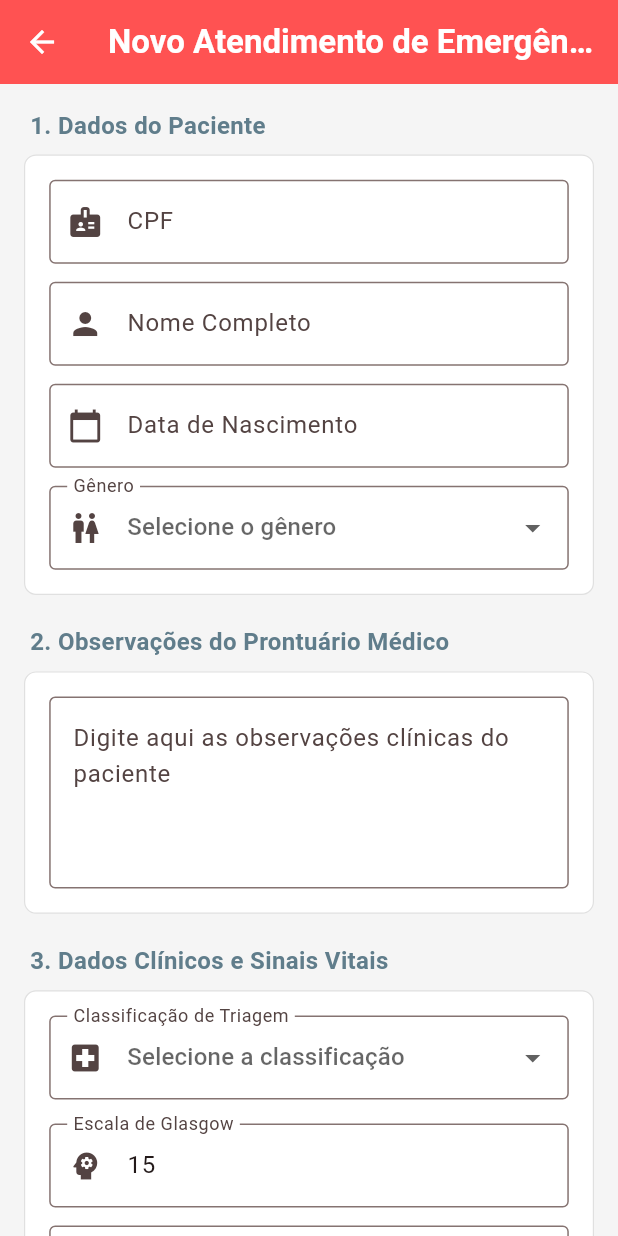
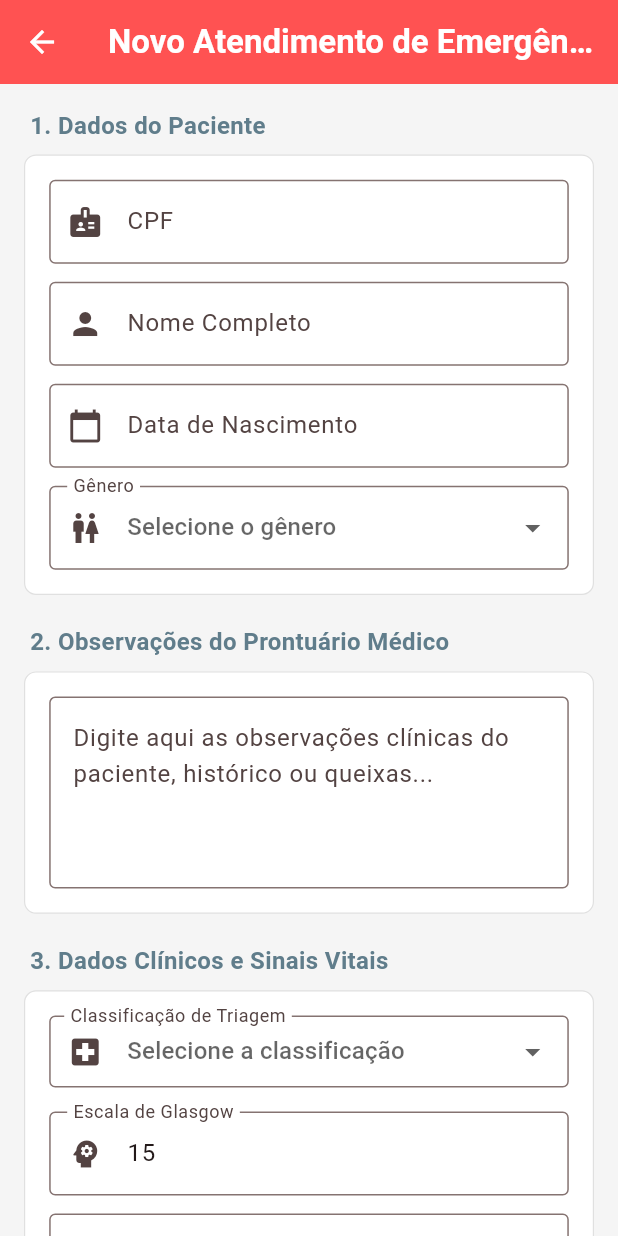
Before and after one commit to Felipe-Marchi/medicalfield_app, a Flutter app: the HomeScreen screen opened directly, after a tap on the "add" icon, on a phone screen of 412 x 824 dp. Run offline on Flutter 3.47's test engine with Material 3 defaults, Android fonts, the phone set to English and light mode, and no system bars; our stand-ins replace shared_preferences, sqflite; accounts and stored records are empty.

Commit message:
Atendimentos

```diff
--- a/lib/models/attendance.dart
+++ b/lib/models/attendance.dart
@@ -84,6 +84,11 @@ class Attendance {
       datetime = json['attendanceDatetime'] as String? ?? datetime;
     }
 
+    // Remove milissegundos para manter padronizada a chave primaria composta (patient_cpf, attendance_datetime)
+    if (datetime.contains('.')) {
+      datetime = datetime.split('.').first;
+    }
+
     return Attendance(
       patientCpf: cpf,
       attendanceDatetime: datetime,
--- a/lib/screens/attendance_form_screen.dart
+++ b/lib/screens/attendance_form_screen.dart
@@ -1,14 +1,18 @@
 import 'dart:convert';
 import 'package:flutter/material.dart';
 import 'package:flutter/services.dart';
+import 'package:http/http.dart' as http;
 import '../models/attendance.dart';
 import '../models/medical_record.dart';
 import '../models/medication.dart';
 import '../models/patient.dart';
+import '../models/sync_request_dto.dart';
 import '../repositories/attendance_repository.dart';
 import '../repositories/medical_record_repository.dart';
 import '../repositories/medication_repository.dart';
 import '../repositories/patient_repository.dart';
+import '../services/api_config.dart';
+import '../services/network_service.dart';
 import '../services/session_service.dart';
 import '../services/sync_service.dart';
 import '../widgets/custom_button.dart';
@@ -80,6 +84,7 @@ class _AttendanceFormScreenState extends State<AttendanceFormScreen> {
   final MedicationRepository _medicationRepository = MedicationRepository();
   final SessionService _sessionService = SessionService();
   final SyncService _syncService = SyncService();
+  final NetworkService _networkService = NetworkService();
 
   // Controladores do Paciente
   final TextEditingController _cpfController = TextEditingController();
@@ -247,7 +252,7 @@ class _AttendanceFormScreenState extends State<AttendanceFormScreen> {
     });
   }
 
-  // Salva o paciente, prontuario e atendimento localmente no SQLite.
+  // Salva o paciente, prontuario e atendimento no SQLite local e envia a API se estiver ONLINE.
   Future<void> _saveAttendance() async {
     if (!_formKey.currentState!.validate()) return;
 
@@ -256,7 +261,7 @@ class _AttendanceFormScreenState extends State<AttendanceFormScreen> {
     });
 
     final String cleanCpf = _cpfController.text.replaceAll(RegExp(r'\D'), '');
-    final String nowIso = DateTime.now().toIso8601String();
+    final String nowIso = DateTime.now().toIso8601String().split('.').first;
     final int activeProfId = (await _sessionService.getActiveProfessionalId()) ?? 1;
 
     try {
@@ -284,7 +289,7 @@ class _AttendanceFormScreenState extends State<AttendanceFormScreen> {
           ? jsonEncode(_selectedMedications)
           : null;
 
-      // 4. Instancia e Salva o Atendimento no SQLite Local (synchronized = false)
+      // 4. Instancia e Salva o Atendimento no SQLite Local (inicialmente synchronized = false)
       final attendance = Attendance(
         patientCpf: cleanCpf,
         attendanceDatetime: nowIso,
@@ -297,9 +302,36 @@ class _AttendanceFormScreenState extends State<AttendanceFormScreen> {
         heartRate: int.tryParse(_hrController.text),
         oxygenSaturation: int.tryParse(_o2Controller.text),
         administeredMedications: medsJson,
-        synchronized: false, // Marcado como pendente de envio para a nuvem
+        synchronized: false,
       );
       await _attendanceRepository.saveAttendance(attendance);
+
+      bool isSyncedNow = false;
+
+      // 5. Se o modo ONLINE estiver ativo, tenta enviar para a API Spring Boot imediatamente
+      if (_networkService.isOnline) {
+        try {
+          final syncDto = SyncRequestDTO(
+            patient: patient,
+            record: record,
+            attendance: attendance,
+          );
+
+          final String syncUrl = '${ApiConfig.baseUrl}/attendances/sync';
+          final response = await http.post(
+            Uri.parse(syncUrl),
+            headers: {'Content-Type': 'application/json'},
+            body: jsonEncode(syncDto.toJson()),
+          ).timeout(const Duration(seconds: 8));
+
+          if (response.statusCode == 200 || response.statusCode == 201) {
+            await _attendanceRepository.markAsSynchronized(cleanCpf, nowIso);
+            isSyncedNow = true;
+          }
+        } catch (_) {
+          // Se houver oscilacao na rede, mantem como pendente no SQLite local sem travar o socorrista
+        }
+      }
 
       // Notifica o app para recarregar as abas reativas
       _syncService.notifyDataChanged();
@@ -307,8 +339,12 @@ class _AttendanceFormScreenState extends State<AttendanceFormScreen> {
       if (!mounted) return;
 
       ScaffoldMessenger.of(context).showSnackBar(
-        const SnackBar(
-          content: Text('Atendimento registrado localmente com sucesso!'),
+        SnackBar(
+          content: Text(
+            isSyncedNow
+                ? 'Atendimento registrado e sincronizado com a nuvem!'
+                : 'Atendimento registrado localmente com sucesso!',
+          ),
           backgroundColor: Colors.green,
         ),
       );
@@ -498,7 +534,7 @@ class _AttendanceFormScreenState extends State<AttendanceFormScreen> {
                   minLines: 4,
                   maxLines: 8,
                   decoration: const InputDecoration(
-                    hintText: 'Digite aqui as observações clínicas do paciente',
+                    hintText: 'Digite aqui as observações clínicas do paciente, histórico ou queixas...',
                     border: OutlineInputBorder(),
                   ),
                 ),
@@ -525,6 +561,7 @@ class _AttendanceFormScreenState extends State<AttendanceFormScreen> {
                         labelText: 'Classificação de Triagem',
                         prefixIcon: Icon(Icons.local_hospital),
                         border: OutlineInputBorder(),
+                        contentPadding: EdgeInsets.symmetric(horizontal: 10, vertical: 12),
                       ),
                       validator: (val) {
                         if (val == null || val.isEmpty) {
@@ -536,75 +573,55 @@ class _AttendanceFormScreenState extends State<AttendanceFormScreen> {
                         DropdownMenuItem(
                           value: 'VERMELHO',
                           child: Row(
+                            mainAxisSize: MainAxisSize.min,
                             children: [
-                              Icon(Icons.circle, color: Colors.red, size: 12),
-                              SizedBox(width: 8),
-                              Expanded(
-                                child: Text(
-                                  'VERMELHO - Emergência',
-                                  overflow: TextOverflow.ellipsis,
-                                ),
-                              ),
+                              Icon(Icons.circle, color: Colors.red, size: 10),
+                              SizedBox(width: 6),
+                              Text('Emergência'),
                             ],
                           ),
                         ),
                         DropdownMenuItem(
                           value: 'LARANJA',
                           child: Row(
+                            mainAxisSize: MainAxisSize.min,
                             children: [
-                              Icon(Icons.circle, color: Colors.orange, size: 12),
-                              SizedBox(width: 8),
-                              Expanded(
-                                child: Text(
-                                  'LARANJA - Muito Urgente',
-                                  overflow: TextOverflow.ellipsis,
-                                ),
-                              ),
+                              Icon(Icons.circle, color: Colors.orange, size: 10),
+                              SizedBox(width: 6),
+                              Text('Muito Urgente'),
                             ],
                           ),
                         ),
                         DropdownMenuItem(
                           value: 'AMARELO',
                           child: Row(
+                            mainAxisSize: MainAxisSize.min,
                             children: [
-                              Icon(Icons.circle, color: Colors.amber, size: 12),
-                              SizedBox(width: 8),
-                              Expanded(
-                                child: Text(
-                                  'AMARELO - Urgente',
-                                  overflow: TextOverflow.ellipsis,
-                                ),
-                              ),
+                              Icon(Icons.circle, color: Colors.amber, size: 10),
+                              SizedBox(width: 6),
+                              Text('Urgente'),
                             ],
                           ),
                         ),
                         DropdownMenuItem(
                           value: 'VERDE',
                           child: Row(
+                            mainAxisSize: MainAxisSize.min,
                             children: [
-                              Icon(Icons.circle, color: Colors.green, size: 12),
-                              SizedBox(width: 8),
-                              Expanded(
-                                child: Text(
-                                  'VERDE - Pouco Urgente',
-                                  overflow: TextOverflow.ellipsis,
-                                ),
-                              ),
+                              Icon(Icons.circle, color: Colors.green, size: 10),
+                              SizedBox(width: 6),
+                              Text('Pouco Urgente'),
                             ],
                           ),
                         ),
                         DropdownMenuItem(
                           value: 'AZUL',
                           child: Row(
+                            mainAxisSize: MainAxisSize.min,
                             children: [
-                              Icon(Icons.circle, color: Colors.blue, size: 12),
-                              SizedBox(width: 8),
-                              Expanded(
-                                child: Text(
-                                  'AZUL - Não Urgente',
-                                  overflow: TextOverflow.ellipsis,
-                                ),
-                              ),
+                              Icon(Icons.circle, color: Colors.blue, size: 10),
+                              SizedBox(width: 6),
+                              Text('Não Urgente'),
                             ],
                           ),
                         ),
@@ -706,7 +723,7 @@ class _AttendanceFormScreenState extends State<AttendanceFormScreen> {
                     TextFormField(
                       controller: _doseController,
                       decoration: const InputDecoration(
-                        labelText: 'Observação (ex: 2mL, 1 ampola)',
+                        labelText: 'Observação(ex: 2mL, 1 ampola)',
                         prefixIcon: Icon(Icons.local_pharmacy),
                         border: OutlineInputBorder(),
                       ),
@@ -758,7 +775,7 @@ class _AttendanceFormScreenState extends State<AttendanceFormScreen> {
 
               // Botao Principal de Salvar Atendimento
               CustomButton(
-                text: 'SALVAR ATENDIMENTO LOCAL',
+                text: 'SALVAR ATENDIMENTO',
                 isLoading: _isSaving,
                 onPressed: _saveAttendance,
               ),
--- a/lib/screens/tabs/profile_tab.dart
+++ b/lib/screens/tabs/profile_tab.dart
@@ -1,5 +1,7 @@
 import 'package:flutter/material.dart';
+import '../../database/database_helper.dart';
 import '../../services/session_service.dart';
+import '../../services/sync_service.dart';
 import '../login_screen.dart';
 
 // Conteudo da Aba de Perfil do socorrista autenticado.
@@ -38,6 +40,42 @@ class _ProfileTabState extends State<ProfileTab> {
     );
   }
 
+  // Limpa todos os dados locais do banco SQLite (atendimentos, pacientes, prontuarios e medicamentos).
+  Future<void> _handleClearLocalDatabase() async {
+    final bool? confirm = await showDialog<bool>(
+      context: context,
+      builder: (context) => AlertDialog(
+        title: const Text('Limpar Banco Local?'),
+        content: const Text(
+          'Esta ação apagará todos os dados salvos neste celular (Atendimentos, Pacientes, Prontuários e Medicamentos). Você poderá sincronizar tudo novamente em seguida.',
+        ),
+        actions: [
+          TextButton(
+            child: const Text('Cancelar'),
+            onPressed: () => Navigator.pop(context, false),
+          ),
+          TextButton(
+            style: TextButton.styleFrom(foregroundColor: Colors.red),
+            onPressed: () => Navigator.pop(context, true),
+            child: const Text('Limpar Dados'),
+          ),
+        ],
+      ),
+    );
+
+    if (confirm == true) {
+      await DatabaseHelper().clearAllData();
+      SyncService().notifyDataChanged();
+      if (!mounted) return;
+      ScaffoldMessenger.of(context).showSnackBar(
+        const SnackBar(
+          content: Text('Banco local limpo com sucesso! Toque em Sincronizar (🔄) no topo para recarregar.'),
+          backgroundColor: Colors.blue,
+        ),
+      );
+    }
+  }
+
   @override
   Widget build(BuildContext context) {
     return Center(
@@ -70,6 +108,20 @@ class _ProfileTabState extends State<ProfileTab> {
               style: TextStyle(color: Colors.grey),
             ),
             const SizedBox(height: 32),
+            OutlinedButton.icon(
+              icon: const Icon(Icons.delete_sweep, color: Colors.orange),
+              label: const Text('Resetar Banco Local (Testes)'),
+              style: OutlinedButton.styleFrom(
+                foregroundColor: Colors.orange.shade900,
+                side: BorderSide(color: Colors.orange.shade300),
+                padding: const EdgeInsets.symmetric(
+                  horizontal: 20,
+                  vertical: 12,
+                ),
+              ),
+              onPressed: _handleClearLocalDatabase,
+            ),
+            const SizedBox(height: 16),
             ElevatedButton.icon(
               icon: const Icon(Icons.logout),
               label: const Text('Sair da Sessão'),
```
Also changed, not shown: lib/database/database_helper.dart (+11 -0 lines), lib/models/medical_record.dart (+6 -1 lines), lib/services/sync_service.dart (+60 -1 lines).
